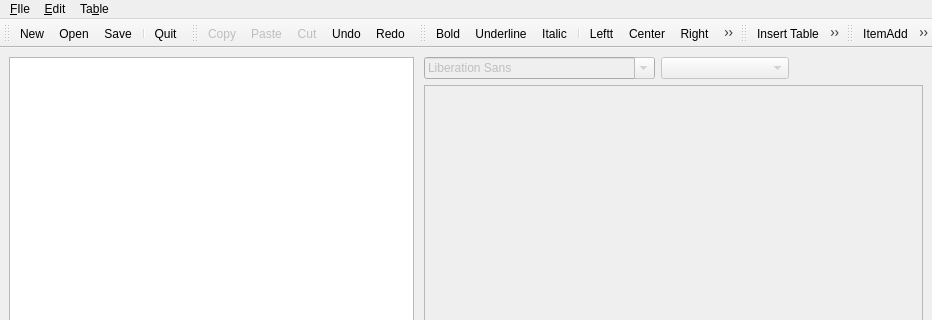
Qt form outlinerviewer.ui (mslagmu/outliner) before a commit; both pictures show x 0 to 932 and y 0 to 320 of the 932 by 666 pixel window.
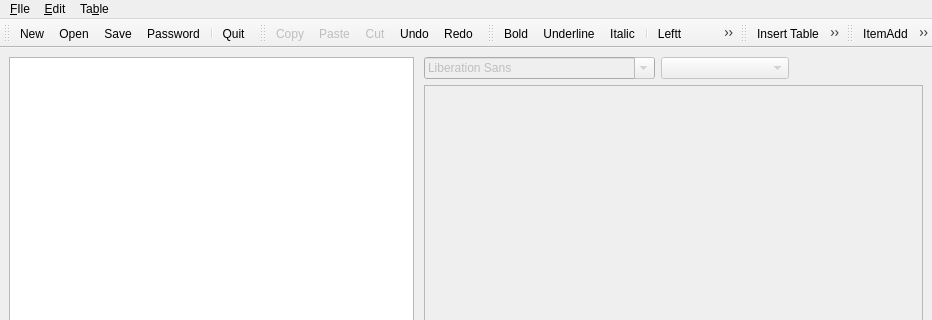
The same form after that commit. Icons and pictures are not drawn. Custom widgets are drawn as their Qt base class.

Diff of the .ui file:
```diff
--- a/outlinerviewer.ui
+++ b/outlinerviewer.ui
@@ -179,6 +179,7 @@
    <addaction name="action_New"/>
    <addaction name="action_Open"/>
    <addaction name="action_Save"/>
+   <addaction name="actionPass_word"/>
    <addaction name="separator"/>
    <addaction name="action_Quit"/>
   </widget>
@@ -628,6 +629,15 @@
     <string>Fill</string>
    </property>
   </action>
+  <action name="actionPass_word">
+   <property name="icon">
+    <iconset resource="resources.qrc">
+     <normaloff>:/icones/icones/key.png</normaloff>:/icones/icones/key.png</iconset>
+   </property>
+   <property name="text">
+    <string>Pass&amp;word</string>
+   </property>
+  </action>
  </widget>
  <customwidgets>
   <customwidget>
```
Left out of the diff: 14 changed lines with no effect on the pictures.
